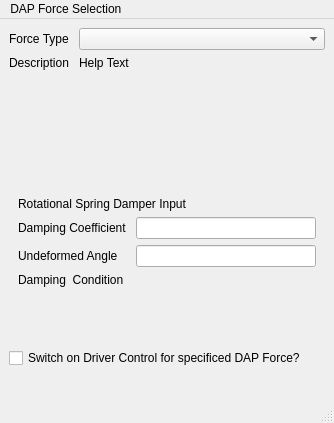
Qt form TaskPanelDapForces.ui (ljplessis/Nikra-DAP) before a commit.
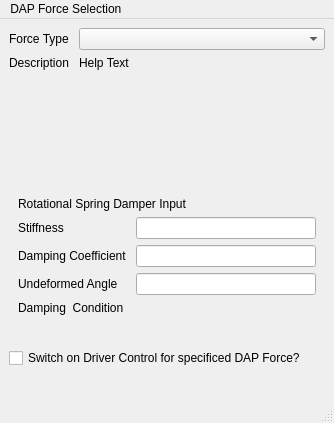
The same form after that commit. The open tabs and pages were chosen to show the change. Custom widgets are drawn as their Qt base class.

Commit message: DAPFORCE: Added Stiffness inputs + unit rework

Diff of the .ui file:
```diff
--- a/TaskPanelDapForces.ui
+++ b/TaskPanelDapForces.ui
@@ -271,33 +271,43 @@
           </property>
          </widget>
         </item>
-        <item row="1" column="0">
+        <item row="2" column="0">
          <widget class="QLabel" name="label_14">
           <property name="text">
            <string>Damping Coefficient </string>
           </property>
          </widget>
         </item>
-        <item row="1" column="1">
+        <item row="2" column="1">
          <widget class="Gui::InputField" name="rotDampIn"/>
         </item>
-        <item row="3" column="0" colspan="2">
+        <item row="4" column="0" colspan="2">
          <widget class="QLabel" name="dampCon_2">
           <property name="text">
            <string>Damping  Condition </string>
           </property>
          </widget>
         </item>
-        <item row="2" column="0">
+        <item row="3" column="0">
          <widget class="QLabel" name="label_16">
           <property name="text">
            <string>Undeformed Angle </string>
           </property>
          </widget>
         </item>
-        <item row="2" column="1">
+        <item row="3" column="1">
          <widget class="Gui::InputField" name="undefAngRotIn"/>
         </item>
+        <item row="1" column="0">
+         <widget class="QLabel" name="label_18">
+          <property name="text">
+           <string>Stiffness</string>
+          </property>
+         </widget>
+        </item>
+        <item row="1" column="1">
+         <widget class="Gui::InputField" name="stiffRotIn"/>
+        </item>
        </layout>
       </widget>
      </widget>
```
Left out of the diff: 24 changed lines with no effect on the pictures. The commit also changes 2 other files.
